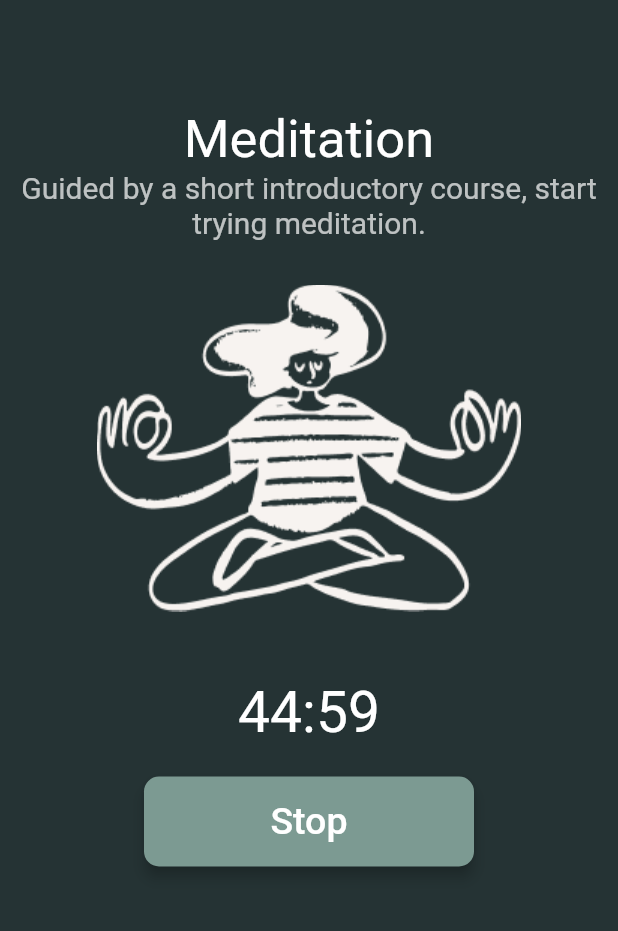
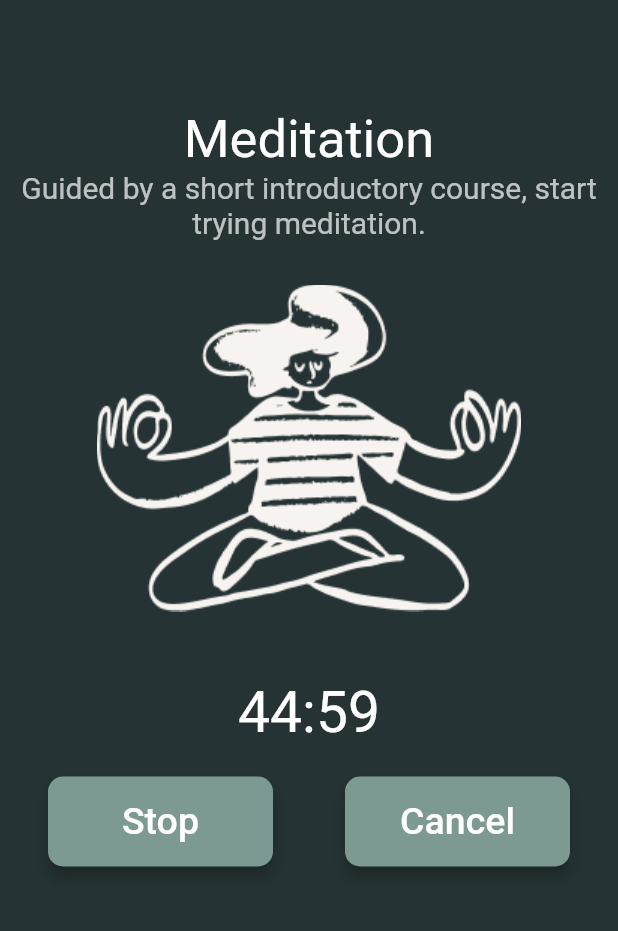
Before and after one commit to 5CYTH3/Yoguha, a Flutter app: the TimerScreen screen opened directly, after a tap on "Start Now", on a phone screen of 412 x 824 dp, the part 113-1044 px from its top. Run offline on Flutter 3.47's test engine with Material 2 defaults, Android fonts, the phone set to English and light mode, and no system bars; our stand-ins replace firebase_auth, firebase_core, google_fonts; missing offline and left inert: audioplayer; accounts and stored records are empty; Roboto replaces fonts that are missing (Alegreya).

Commit message:
🎐 Added a cancel button to reset the timer.

```diff
--- a/lib/src/views/main_screen.dart
+++ b/lib/src/views/main_screen.dart
@@ -7,7 +7,6 @@ import 'package:google_fonts/google_fonts.dart';
 
 
 // TODO  :
-// ADD A CANCEL BUTTON
 // Implement audio support
 // Implement registration
 // Implement tools page.
--- a/lib/src/views/timer_screen.dart
+++ b/lib/src/views/timer_screen.dart
@@ -87,6 +87,9 @@ class _TimerScreenBodyState extends State<TimerScreenBody> {
     final isRunning = timer == null ? false : timer!.isActive;
 
     return isRunning ?
+      Row(
+        mainAxisAlignment: MainAxisAlignment.spaceAround,
+        children: [
           ElevatedButton(
             onPressed: () {
               if (isRunning) {
@@ -98,9 +101,22 @@ class _TimerScreenBodyState extends State<TimerScreenBody> {
               backgroundColor: MaterialStateProperty.all(Theme.of(context).primaryColor),
               textStyle: MaterialStateProperty.all(GoogleFonts.alegreyaSans(color: Colors.white, fontSize: 25, fontWeight: FontWeight.w500)),
               elevation: MaterialStateProperty.all(4),
-          fixedSize: MaterialStateProperty.all(Size(220, 60)),
+              fixedSize: MaterialStateProperty.all(Size(150, 60)),
               shape: MaterialStateProperty.all(RoundedRectangleBorder(borderRadius: BorderRadius.all(Radius.circular(10))))
             ),
+          ),
+          ElevatedButton(
+            onPressed: stopTimer,
+            child: Text("Cancel"),
+            style: ButtonStyle(
+              backgroundColor: MaterialStateProperty.all(Theme.of(context).primaryColor),
+              textStyle: MaterialStateProperty.all(GoogleFonts.alegreyaSans(color: Colors.white, fontSize: 25, fontWeight: FontWeight.w500)),
+              elevation: MaterialStateProperty.all(4),
+              fixedSize: MaterialStateProperty.all(Size(150, 60)),
+              shape: MaterialStateProperty.all(RoundedRectangleBorder(borderRadius: BorderRadius.all(Radius.circular(10))))
+            ),
+          )
+        ],
       ) :
       ElevatedButton(
         onPressed: () {
```
Lines whose indentation alone changed are shown as unchanged.
